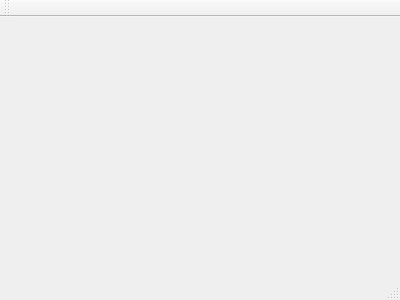
Before: the Qt Designer form AgenceImmo/mainwindow.ui in willdoleave/projet-ihm, drawn with Qt 5.
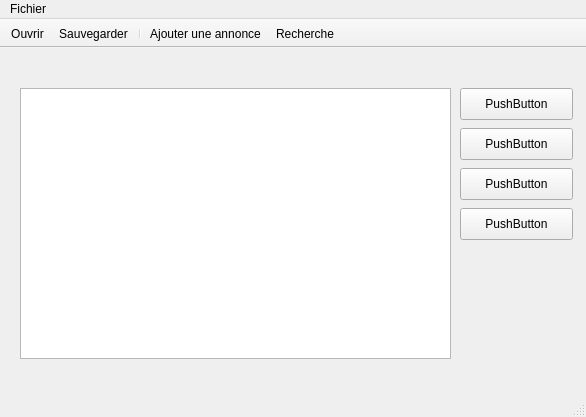
After: the same form once the commit is applied. Icons and pictures are not drawn.

```diff
--- a/AgenceImmo/mainwindow.ui
+++ b/AgenceImmo/mainwindow.ui
@@ -1,24 +1,190 @@
 <ui version="4.0">
  <class>MainWindow</class>
- <widget class="QMainWindow" name="MainWindow" >
-  <property name="geometry" >
+ <widget class="QMainWindow" name="MainWindow">
+  <property name="geometry">
    <rect>
     <x>0</x>
     <y>0</y>
-    <width>400</width>
-    <height>300</height>
+    <width>586</width>
+    <height>417</height>
    </rect>
   </property>
   <property name="windowTitle" >
    <string>MainWindow</string>
   </property>
-  <widget class="QMenuBar" name="menuBar" />
-  <widget class="QToolBar" name="mainToolBar" />
-  <widget class="QWidget" name="centralWidget" />
-  <widget class="QStatusBar" name="statusBar" />
+  <widget class="QWidget" name="centralWidget">
+   <widget class="QListWidget" name="listWidget">
+    <property name="geometry">
+     <rect>
+      <x>20</x>
+      <y>40</y>
+      <width>431</width>
+      <height>271</height>
+     </rect>
+    </property>
+   </widget>
+   <widget class="QPushButton" name="pushButton">
+    <property name="geometry">
+     <rect>
+      <x>460</x>
+      <y>40</y>
+      <width>113</width>
+      <height>32</height>
+     </rect>
+    </property>
+    <property name="text">
+     <string>PushButton</string>
+    </property>
+   </widget>
+   <widget class="QPushButton" name="pushButton_2">
+    <property name="geometry">
+     <rect>
+      <x>460</x>
+      <y>80</y>
+      <width>113</width>
+      <height>32</height>
+     </rect>
+    </property>
+    <property name="text">
+     <string>PushButton</string>
+    </property>
+   </widget>
+   <widget class="QPushButton" name="pushButton_3">
+    <property name="geometry">
+     <rect>
+      <x>460</x>
+      <y>120</y>
+      <width>113</width>
+      <height>32</height>
+     </rect>
+    </property>
+    <property name="text">
+     <string>PushButton</string>
+    </property>
+   </widget>
+   <widget class="QPushButton" name="pushButton_4">
+    <property name="geometry">
+     <rect>
+      <x>460</x>
+      <y>160</y>
+      <width>113</width>
+      <height>32</height>
+     </rect>
+    </property>
+    <property name="text">
+     <string>PushButton</string>
+    </property>
+   </widget>
+  </widget>
+  <widget class="QMenuBar" name="menuBar">
+   <property name="enabled">
+    <bool>true</bool>
+   </property>
+   <property name="geometry">
+    <rect>
+     <x>0</x>
+     <y>0</y>
+     <width>586</width>
+     <height>22</height>
+    </rect>
+   </property>
+   <widget class="QMenu" name="menuFichier">
+    <property name="title">
+     <string>Fichier</string>
+    </property>
+    <addaction name="actionOuvrir"/>
+    <addaction name="actionSauvegarder"/>
+    <addaction name="separator"/>
+    <addaction name="actionAjouter_une_annonce"/>
+    <addaction name="separator"/>
+    <addaction name="actionQuitter"/>
+   </widget>
+   <addaction name="menuFichier"/>
+  </widget>
+  <widget class="QStatusBar" name="statusBar"/>
+  <widget class="QToolBar" name="toolBar_2">
+   <property name="enabled">
+    <bool>true</bool>
+   </property>
+   <property name="windowTitle">
+    <string>toolBar_2</string>
+   </property>
+   <property name="movable">
+    <bool>false</bool>
+   </property>
+   <attribute name="toolBarArea">
+    <enum>TopToolBarArea</enum>
+   </attribute>
+   <attribute name="toolBarBreak">
+    <bool>false</bool>
+   </attribute>
+   <addaction name="actionOuvrir"/>
+   <addaction name="actionSauvegarder"/>
+   <addaction name="separator"/>
+   <addaction name="actionAjouter_une_annonce"/>
+   <addaction name="actionRecherche"/>
+  </widget>
+  <action name="actionSauvegarder">
+   <property name="checkable">
+    <bool>false</bool>
+   </property>
+   <property name="checked">
+    <bool>false</bool>
+   </property>
+   <property name="icon">
+    <iconset resource="resources.qrc">
+     <normaloff>:/images/img/save.png</normaloff>:/images/img/save.png</iconset>
+   </property>
+   <property name="text">
+    <string>Sauvegarder</string>
+   </property>
+   <property name="iconVisibleInMenu">
+    <bool>true</bool>
+   </property>
+  </action>
+  <action name="actionOuvrir">
+   <property name="icon">
+    <iconset resource="resources.qrc">
+     <normaloff>:/images/img/open.png</normaloff>:/images/img/open.png</iconset>
+   </property>
+   <property name="text">
+    <string>Ouvrir</string>
+   </property>
+  </action>
+  <action name="actionAjouter_une_annonce">
+   <property name="icon">
+    <iconset resource="resources.qrc">
+     <normaloff>:/images/img/plus.png</normaloff>:/images/img/plus.png</iconset>
+   </property>
+   <property name="text">
+    <string>Ajouter une annonce</string>
+   </property>
+  </action>
+  <action name="actionQuitter">
+   <property name="icon">
+    <iconset resource="resources.qrc">
+     <normaloff>:/images/img/exit.png</normaloff>:/images/img/exit.png</iconset>
+   </property>
+   <property name="text">
+    <string>Quitter</string>
+   </property>
+  </action>
+  <action name="actionRecherche">
+   <property name="icon">
+    <iconset resource="resources.qrc">
+     <normaloff>:/images/img/search.png</normaloff>:/images/img/search.png</iconset>
+   </property>
+   <property name="text">
+    <string>Recherche</string>
+   </property>
+   <property name="toolTip">
+    <string>Rechercher une annonce</string>
+   </property>
+  </action>
  </widget>
- <layoutDefault spacing="6" margin="11" />
- <pixmapfunction></pixmapfunction>
- <resources/>
+ <layoutdefault spacing="6" margin="11"/>
+ <resources>
+  <include location="resources.qrc"/>
+ </resources>
  <connections/>
 </ui>
```
Left out of the diff: 3 changed lines with no effect on the pictures.
